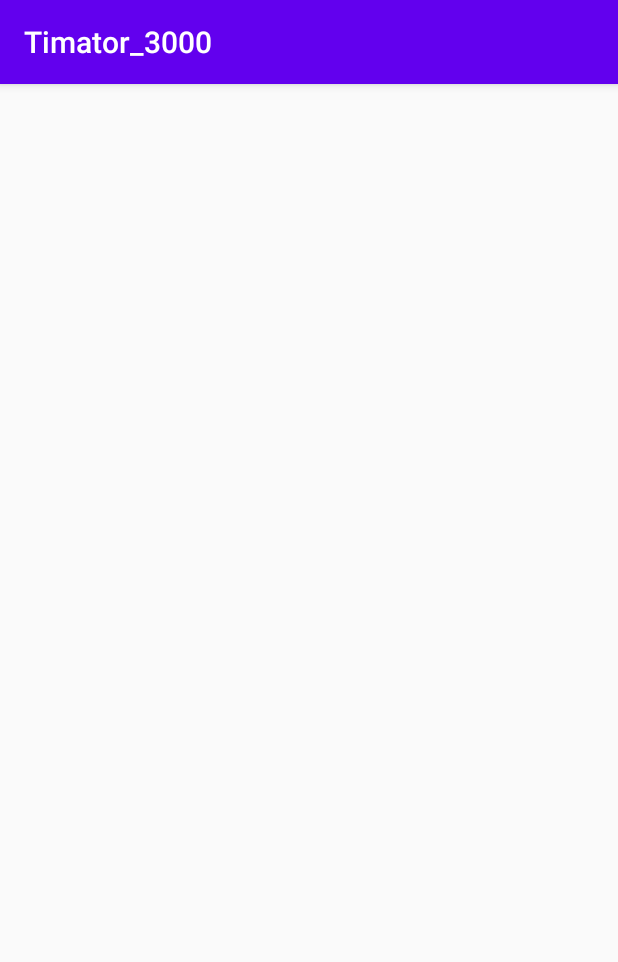
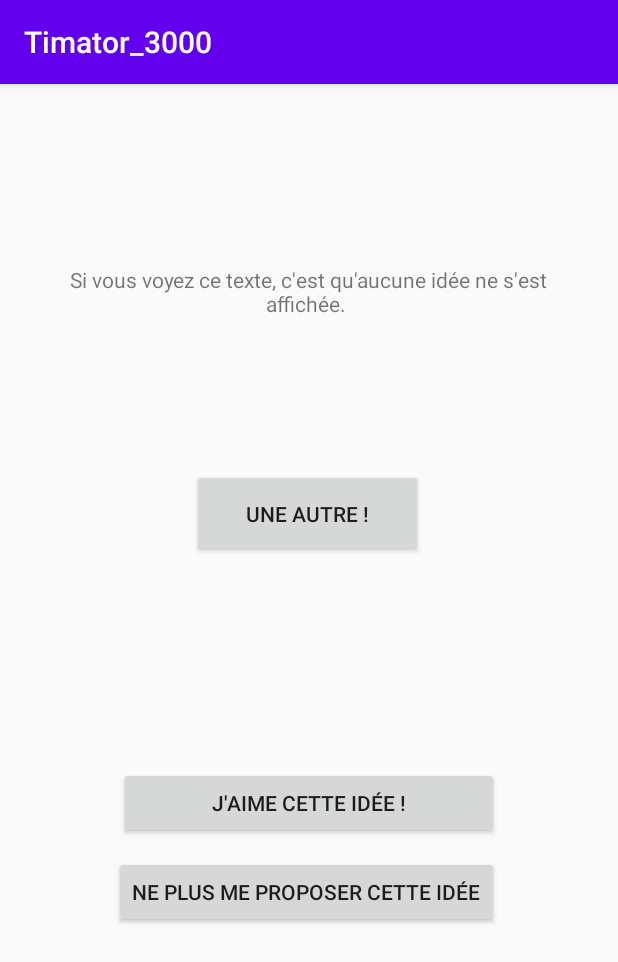
Before and after one commit to thomasNah/Timator_3000, an Android app: the IdeeActivity screen opened directly, with no data from a screen before it, on a phone screen of 412 x 824 dp. Shown: the top 962 px of the screen. Run offline under Robolectric (Android 15) with nearby library versions, the light colour scheme and no system bars.

Commit message:
Nouvelle activité (idée)

```diff
--- a/app/src/main/java/fr/ecam/color/timator_3000/IdeeActivity.java
+++ b/app/src/main/java/fr/ecam/color/timator_3000/IdeeActivity.java
@@ -3,12 +3,26 @@ package fr.ecam.color.timator_3000;
 import androidx.appcompat.app.AppCompatActivity;
 
 import android.os.Bundle;
+import android.widget.Button;
+import android.widget.TextView;
 
 public class IdeeActivity extends AppCompatActivity {
+
+    TextView ideeText;
+    Button autreIdeeButton;
+    Button likeButton;
+    Button noLikeButton;
 
     @Override
     protected void onCreate(Bundle savedInstanceState) {
         super.onCreate(savedInstanceState);
         setContentView(R.layout.activity_idee);
+
+        ideeText = findViewById(R.id.ideeText);
+        autreIdeeButton = findViewById(R.id.autreIdeeButton);
+        likeButton = findViewById(R.id.likeButton);
+        noLikeButton = findViewById(R.id.noLikeButton);
+
+
     }
 }
--- a/app/src/main/res/layout/activity_idee.xml
+++ b/app/src/main/res/layout/activity_idee.xml
@@ -1,9 +1,63 @@
 <?xml version="1.0" encoding="utf-8"?>
-<androidx.constraintlayout.widget.ConstraintLayout xmlns:android="http://schemas.android.com/apk/res/android"
+<RelativeLayout xmlns:android="http://schemas.android.com/apk/res/android"
     xmlns:app="http://schemas.android.com/apk/res-auto"
     xmlns:tools="http://schemas.android.com/tools"
     android:layout_width="match_parent"
     android:layout_height="match_parent"
     tools:context=".IdeeActivity">
 
-</androidx.constraintlayout.widget.ConstraintLayout>
+    <TextView
+        android:id="@+id/baseVideRelativeLayout"
+        android:layout_width="match_parent"
+        android:layout_height="wrap_content" />
+
+    <TextView
+        android:id="@+id/ideeText"
+        android:layout_width="348dp"
+        android:layout_height="155dp"
+        android:layout_below="@+id/baseVideRelativeLayout"
+        android:layout_alignParentStart="true"
+        android:layout_alignParentLeft="true"
+        android:layout_marginStart="31dp"
+        android:layout_marginLeft="31dp"
+        android:layout_marginTop="41dp"
+        android:gravity="center_horizontal|center_vertical"
+        android:text="Si vous voyez ce texte, c'est qu'aucune idée ne s'est affichée. " />
+
+    <Button
+        android:id="@+id/autreIdeeButton"
+        android:layout_width="154dp"
+        android:layout_height="59dp"
+        android:layout_below="@+id/baseVideRelativeLayout"
+        android:layout_alignParentStart="true"
+        android:layout_alignParentLeft="true"
+        android:layout_marginStart="128dp"
+        android:layout_marginLeft="128dp"
+        android:layout_marginTop="237dp"
+        android:text="Une autre !" />
+
+    <Button
+        android:id="@+id/noLikeButton"
+        android:layout_width="wrap_content"
+        android:layout_height="wrap_content"
+        android:layout_below="@+id/baseVideRelativeLayout"
+        android:layout_alignParentStart="true"
+        android:layout_alignParentLeft="true"
+        android:layout_marginStart="76dp"
+        android:layout_marginLeft="76dp"
+        android:layout_marginTop="495dp"
+        android:text="Ne plus me proposer cette idée" />
+
+    <Button
+        android:id="@+id/likeButton"
+        android:layout_width="253dp"
+        android:layout_height="wrap_content"
+        android:layout_below="@+id/baseVideRelativeLayout"
+        android:layout_alignParentStart="true"
+        android:layout_alignParentLeft="true"
+        android:layout_marginStart="79dp"
+        android:layout_marginLeft="79dp"
+        android:layout_marginTop="436dp"
+        android:text="J'aime cette idée !" />
+
+</RelativeLayout>
```
